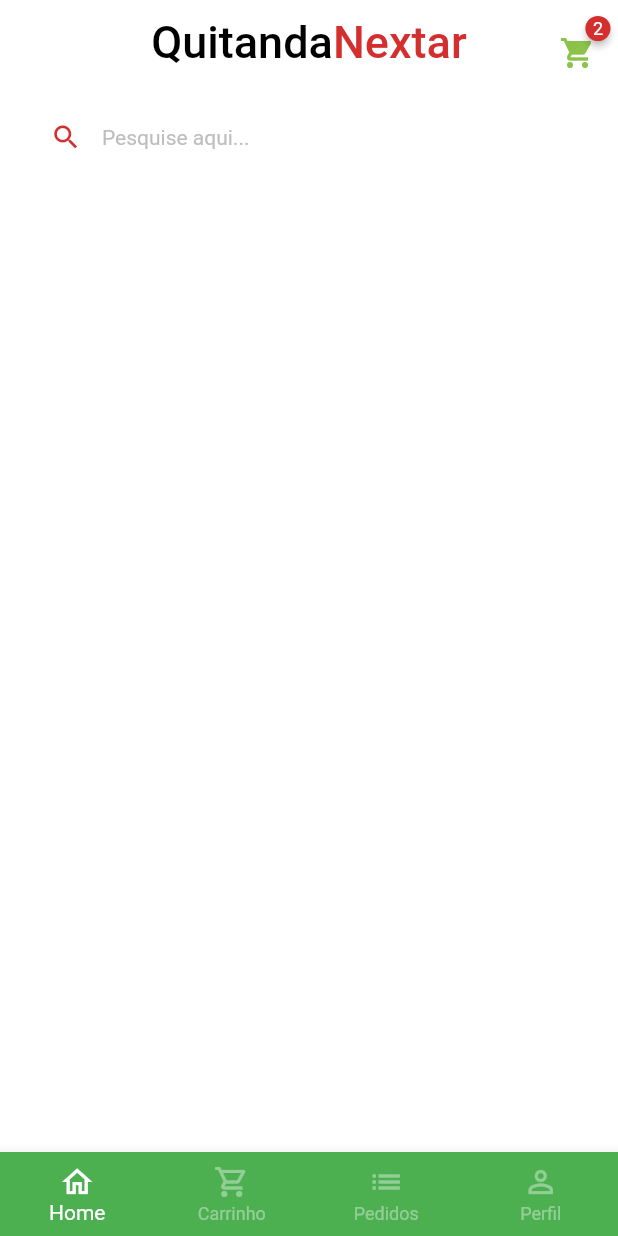
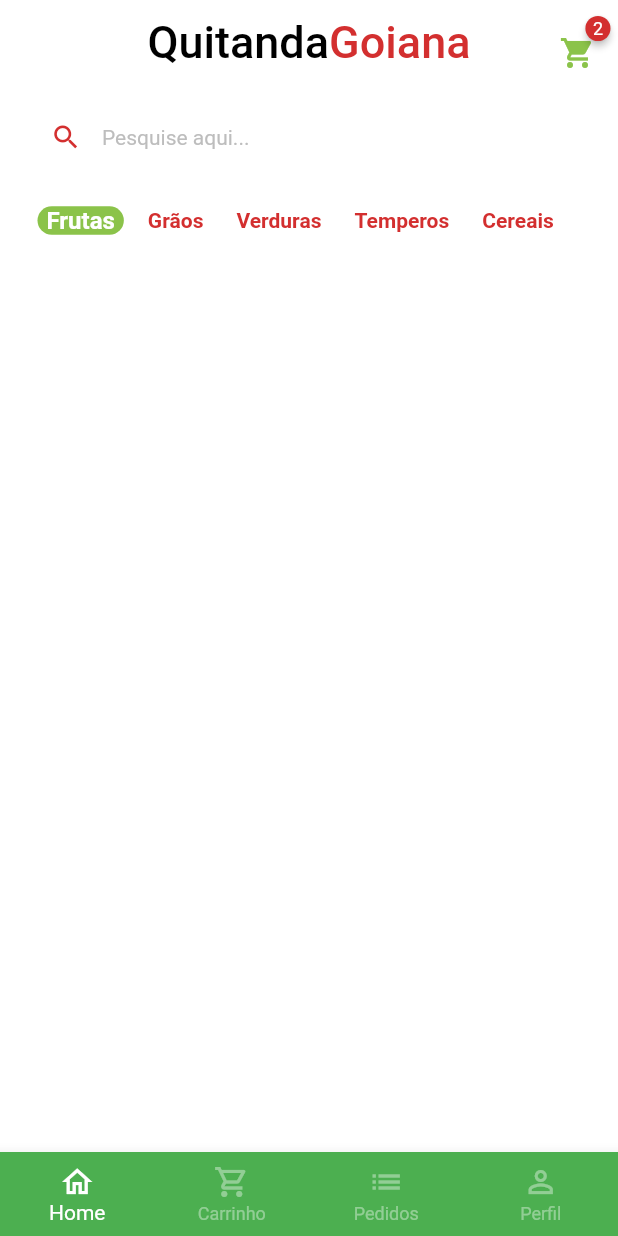
Before and after one commit to emilson-silva/quitanda_virtual, a Flutter app: the screen it shows after launch, after a tap on "Entrar", on a phone screen of 412 x 824 dp. Run offline on Flutter 3.47's test engine with Material 2 defaults, Android fonts, the phone set to English and light mode, and no system bars; drawn by our look-alikes of badges; our stand-ins replace animated_text_kit, mask_text_input_formatter.

Commit message:
Seção de categorias

```diff
--- a/lib/src/auth/sign_in_screen.dart
+++ b/lib/src/auth/sign_in_screen.dart
@@ -38,7 +38,7 @@
                             ),
                           ),
                           TextSpan(
-                            text: 'Nextar',
+                            text: 'Goiana',
                             style: TextStyle(
                               color: CustomColors.customContrastColor,
                             ),
--- a/lib/src/base/base_screen.dart
+++ b/lib/src/base/base_screen.dart
@@ -19,7 +19,7 @@
         physics: const NeverScrollableScrollPhysics(),
         controller: pageController,
         children: [
-          const HomeTab(),
+          HomeTab(),
           Container(color: Colors.red),
           Container(color: Colors.blue),
           Container(color: Colors.yellow),
--- /dev/null
+++ b/lib/src/home/components/category_tile.dart
@@ -0,0 +1,43 @@
+import 'package:flutter/material.dart';
+import 'package:quitanda_virtual/src/config/custom_colors.dart';
+
+class CategoryTile extends StatelessWidget {
+  final String category;
+  final bool isSelected;
+  final VoidCallback onPressed;
+
+  const CategoryTile({
+    super.key,
+    required this.category,
+    required this.isSelected,
+    required this.onPressed,
+  });
+
+  @override
+  Widget build(BuildContext context) {
+    return GestureDetector(
+      onTap: onPressed,
+      child: Align(
+        alignment: Alignment.center,
+        child: Container(
+          padding: const EdgeInsets.symmetric(horizontal: 6),
+          decoration: BoxDecoration(
+            borderRadius: BorderRadius.circular(10),
+            color: isSelected
+                ? CustomColors.customSwatchColor
+                : Colors.transparent,
+          ),
+          child: Text(
+            category,
+            style: TextStyle(
+              color:
+                  isSelected ? Colors.white : CustomColors.customContrastColor,
+              fontWeight: FontWeight.bold,
+              fontSize: isSelected ? 16 : 14,
+            ),
+          ),
+        ),
+      ),
+    );
+  }
+}
--- a/lib/src/home/home_tab.dart
+++ b/lib/src/home/home_tab.dart
@@ -1,10 +1,26 @@
 import 'package:badges/badges.dart';
 import 'package:flutter/material.dart';
-import 'package:quitanda_virtual/src/auth/components/search_field.dart';
 import 'package:quitanda_virtual/src/config/custom_colors.dart';
+import 'package:quitanda_virtual/src/home/components/category_tile.dart';
+import 'package:quitanda_virtual/src/home/components/search_field.dart';
 
-class HomeTab extends StatelessWidget {
-  const HomeTab({super.key});
+class HomeTab extends StatefulWidget {
+  HomeTab({super.key});
+
+  @override
+  State<HomeTab> createState() => _HomeTabState();
+}
+
+class _HomeTabState extends State<HomeTab> {
+  List<String> categories = [
+    'Frutas',
+    'Grãos',
+    'Verduras',
+    'Temperos',
+    'Cereais',
+  ];
+
+  String selectedCategory = 'Frutas';
 
   @override
   Widget build(BuildContext context) {
@@ -51,7 +67,7 @@
                 ),
               ),
               TextSpan(
-                text: 'Nextar',
+                text: 'Goiana',
                 style: TextStyle(
                   color: CustomColors.customContrastColor,
                 ),
@@ -61,8 +77,27 @@
         ),
       ),
       body: Column(
-        children: const [
-          SearchField(),
+        children: [
+          const SearchField(),
+          Container(
+            padding: const EdgeInsets.only(left: 25),
+            height: 40,
+            child: ListView.separated(
+                scrollDirection: Axis.horizontal,
+                itemBuilder: (_, index) {
+                  return CategoryTile(
+                    category: categories[index],
+                    isSelected: categories[index] == selectedCategory,
+                    onPressed: () {
+                      setState(() {
+                        selectedCategory = categories[index];
+                      });
+                    },
+                  );
+                },
+                separatorBuilder: (_, index) => const SizedBox(width: 10),
+                itemCount: categories.length),
+          )
         ],
       ),
     );
```
Also changed, not shown: lib/src/home/components/search_field.dart (renamed from lib/src/auth/components/search_field.dart).
